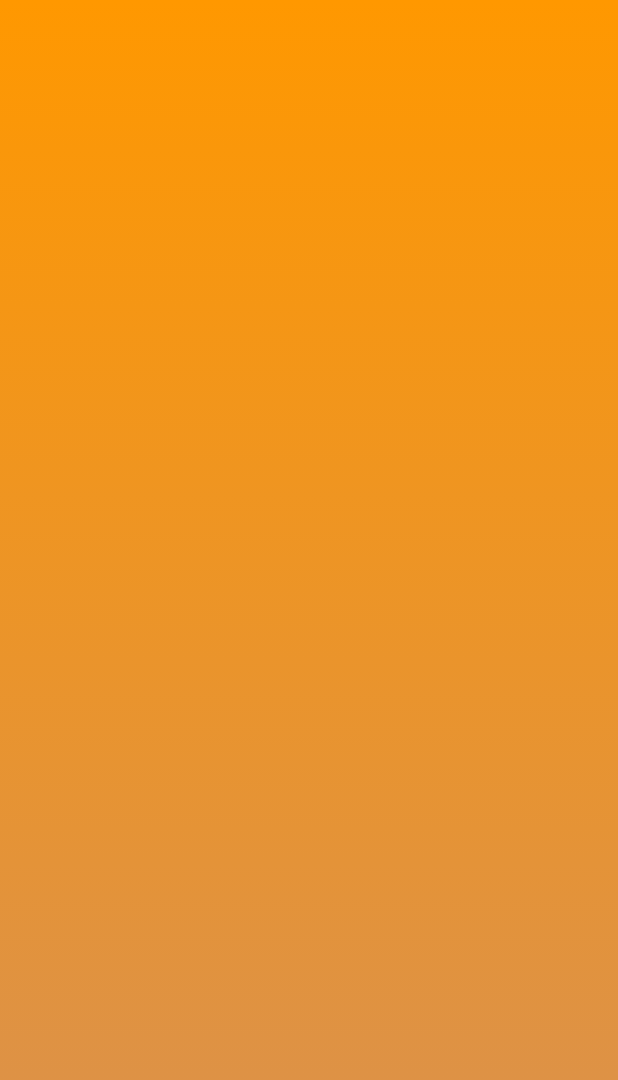
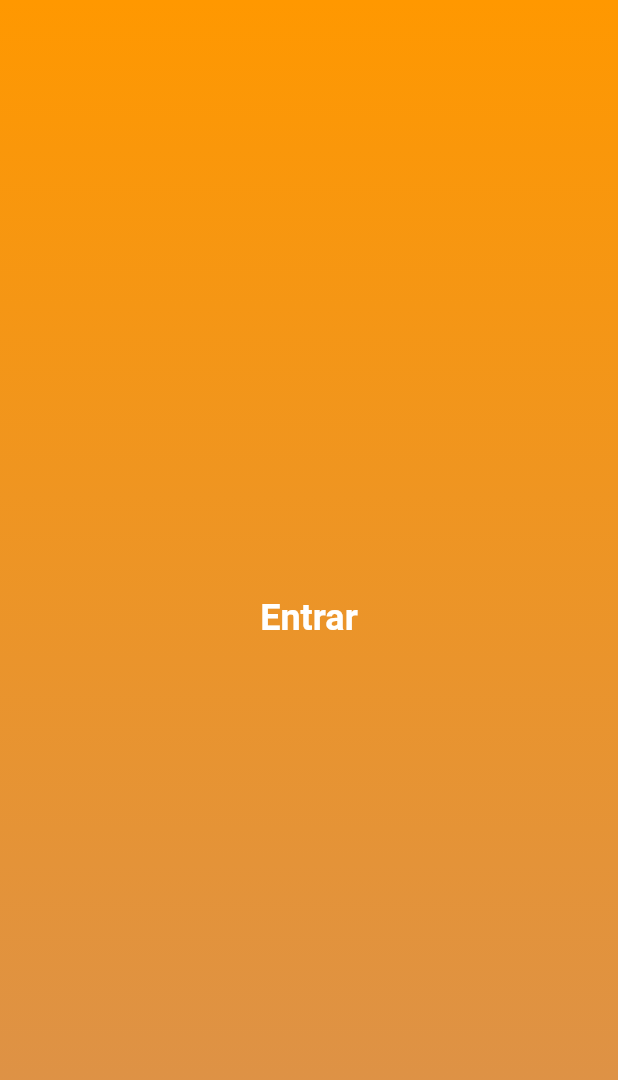
Before and after one commit to GoCheff/App_GoCheff, a Flutter app: the screen it shows after launch, on a phone screen of 412 x 824 dp. Shown: the top 1080 px of the screen. Run offline on Flutter 3.47's test engine with Material 2 defaults, Android fonts, the phone set to English and light mode, and no system bars.

Commit message:
Update login_screen.dart
Add a text Center "Entrar"

```diff
--- a/custumer_app/lib/screens/login_screen.dart
+++ b/custumer_app/lib/screens/login_screen.dart
@@ -29,6 +29,19 @@ class _LoginScreenState extends State <LoginScreen>{
                   bottomColor
                 ]),
         ),
+        child: Column(
+          mainAxisAlignment: MainAxisAlignment.center,
+          crossAxisAlignment: CrossAxisAlignment.stretch,
+
+          children: [Text("Entrar", textAlign: TextAlign.center,
+          style: TextStyle(
+            color: Colors.white,
+            fontSize: 24,
+            fontWeight: FontWeight.bold,
+
+          ),
+          )],
+        )
      ),
     );
   }
```
